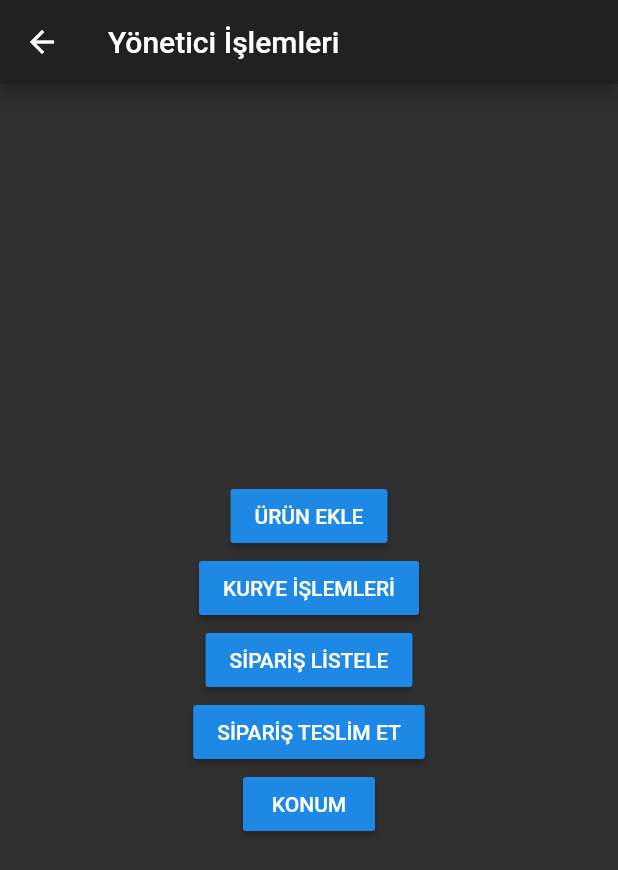
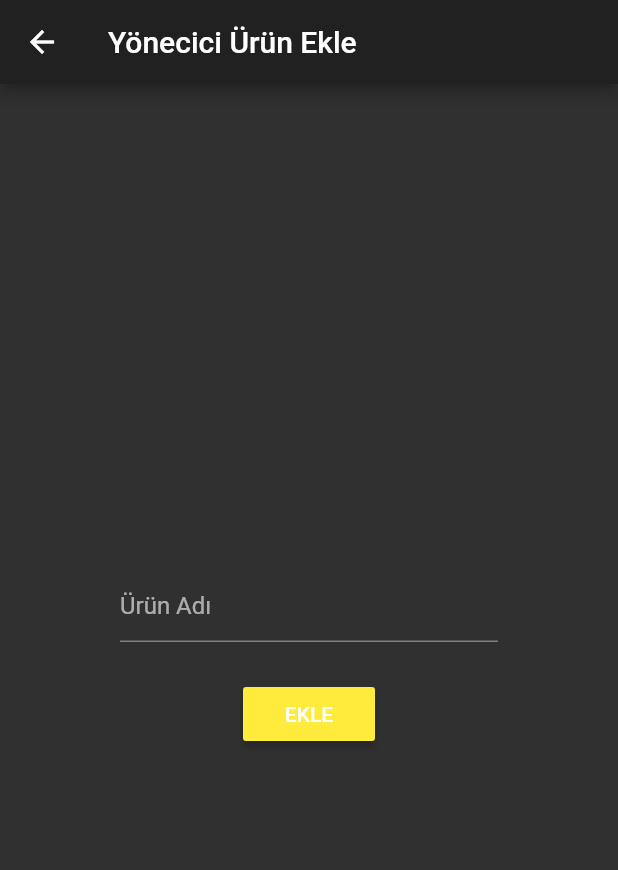
Before and after one commit to keskin061/marketim, a Flutter app: the yoneticiIslem screen opened by its route, after a tap on "ÜRÜN EKLE", on a phone screen of 412 x 824 dp. Shown: the top 870 px of the screen. Run offline on Flutter 3.47's test engine with Material 2 defaults, Android fonts, the phone set to English and light mode, and no system bars; our stand-ins replace cloud_firestore, firebase_core; accounts and stored records are empty.

Commit message:
15.01.2021 22.52
Bezdim

```diff
--- a/lib/main.dart
+++ b/lib/main.dart
@@ -11,6 +11,7 @@ import 'kuryeGiris.dart';
 import 'kuryeIslem.dart';
 import 'yoneticiGiris.dart';
 import 'yoneticiIslem.dart';
+import 'yoneticiUrunEkle.dart';
 
 Future<void> main() async {
   WidgetsFlutterBinding.ensureInitialized();
@@ -41,6 +42,7 @@ class MyApp extends StatelessWidget {
         kullaniciIslem.routeName: (context) => kullaniciIslem(),
         kullaniciGiris.routeName: (context) => kullaniciGiris(),
         kullaniciKayit.routeName: (context) => kullaniciKayit(),
+        yoneticiUrunEkle.routeName: (context) => yoneticiUrunEkle(),
       },
     );
   }
--- a/lib/yoneticiIslem.dart
+++ b/lib/yoneticiIslem.dart
@@ -1,5 +1,6 @@
 import 'package:flutter/cupertino.dart';
 import 'package:flutter/material.dart';
+import 'package:marketim/yoneticiUrunEkle.dart';
 
 class yoneticiIslem extends StatefulWidget {
   static String routeName = '/yoneticiIslem';
@@ -24,11 +25,35 @@ class _yoneticiIslemState extends State<yoneticiIslem> {
               RaisedButton(
                 child: Text('ÜRÜN EKLE'),
                 onPressed: () {
+                  Navigator.pushNamed(context, yoneticiUrunEkle.routeName);
+                },
+              ),
+              RaisedButton(
+                child: Text('ÜRÜN SİL'),
+                onPressed: () {
                   // Navigator.pushNamed(context, YoneticiGiris.routeName);
                 },
               ),
               RaisedButton(
-                child: Text('KURYE İŞLEMLERİ'),
+                child: Text('ÜRÜN DÜZENLE'),
+                onPressed: () {
+                  // Navigator.pushNamed(context, YoneticiGiris.routeName);
+                },
+              ),
+              RaisedButton(
+                child: Text('KURYE EKLE'),
+                onPressed: () {
+                  // Navigator.pushNamed(context, KullaniciGiris.routeName);
+                },
+              ),
+              RaisedButton(
+                child: Text('KURYE SİL'),
+                onPressed: () {
+                  // Navigator.pushNamed(context, KullaniciGiris.routeName);
+                },
+              ),
+              RaisedButton(
+                child: Text('KURYE DÜZENLE'),
                 onPressed: () {
                   // Navigator.pushNamed(context, KullaniciGiris.routeName);
                 },
@@ -46,7 +71,7 @@ class _yoneticiIslemState extends State<yoneticiIslem> {
                 },
               ),
               RaisedButton(
-                child: Text('KONUM'),
+                child: Text('KURYE KONUM'),
                 onPressed: () {
                   //Navigator.pushNamed(context, KullaniciGiris.routeName);
                 },
--- /dev/null
+++ b/lib/yoneticiUrunEkle.dart
@@ -0,0 +1,54 @@
+import 'package:cloud_firestore/cloud_firestore.dart';
+import 'package:flutter/cupertino.dart';
+import 'package:flutter/material.dart';
+
+class yoneticiUrunEkle extends StatefulWidget {
+  static String routeName = '/yoneticiUrunEkle';
+
+  yoneticiUrunEkle({Key key}) : super(key: key);
+  @override
+  _yoneticiUrunEkleState createState() => new _yoneticiUrunEkleState();
+}
+
+class _yoneticiUrunEkleState extends State<yoneticiUrunEkle> {
+  @override
+  Widget build(BuildContext context) {
+    return new Scaffold(
+      appBar: new AppBar(
+        title: new Text("Yönecici Ürün Ekle"),
+      ),
+      body: Center(
+        child: Container(
+          padding: EdgeInsets.all(80.0),
+          child: Column(
+            mainAxisAlignment: MainAxisAlignment.center,
+            children: [
+              TextFormField(
+                decoration: InputDecoration(
+                  hintText: 'Ürün Adı',
+                ),
+              ),
+              SizedBox(
+                height: 24,
+              ),
+              RaisedButton(
+                color: Colors.yellow,
+                child: Text('EKLE'),
+                onPressed: () {
+                  urunEkle();
+                },
+              )
+            ],
+          ),
+        ),
+      ),
+    );
+  }
+}
+
+urunEkle() {
+  FirebaseFirestore.instance
+      .collection("urunler")
+      .doc("urun.text")
+      .set({'urunad': "urun.text"});
+}
```
Also changed, not shown: pubspec.lock, 2 other files.
